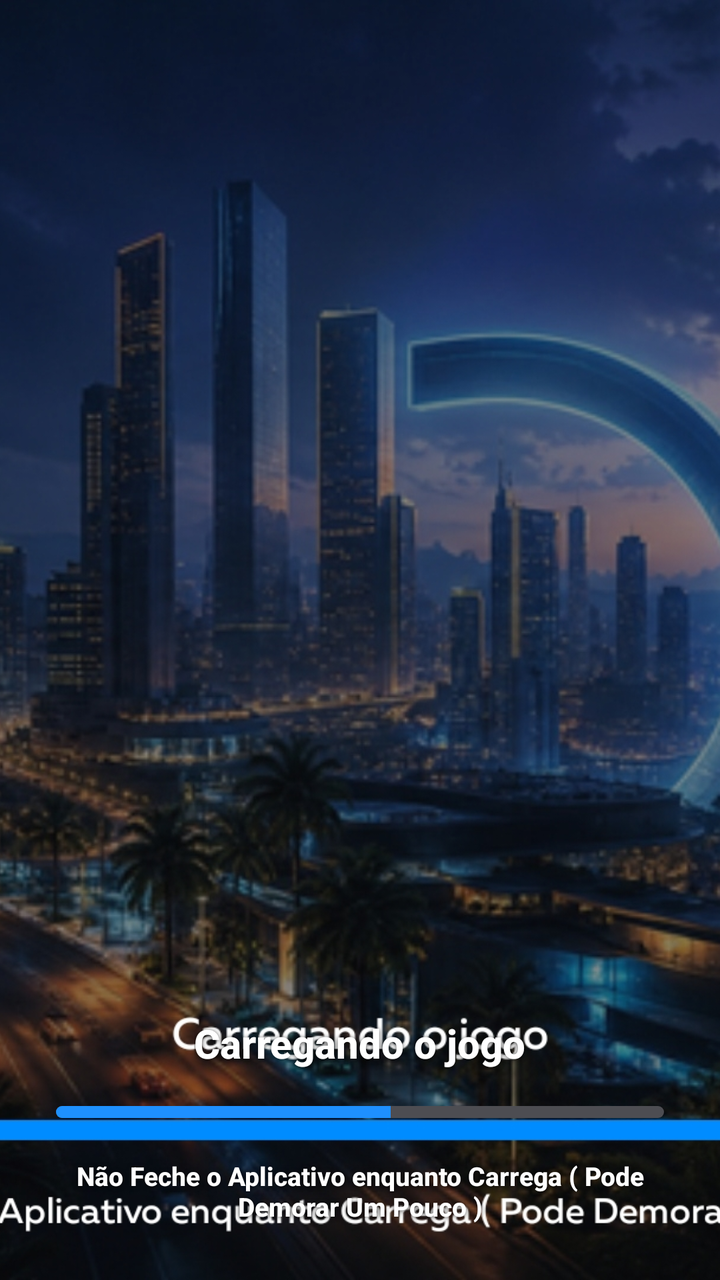
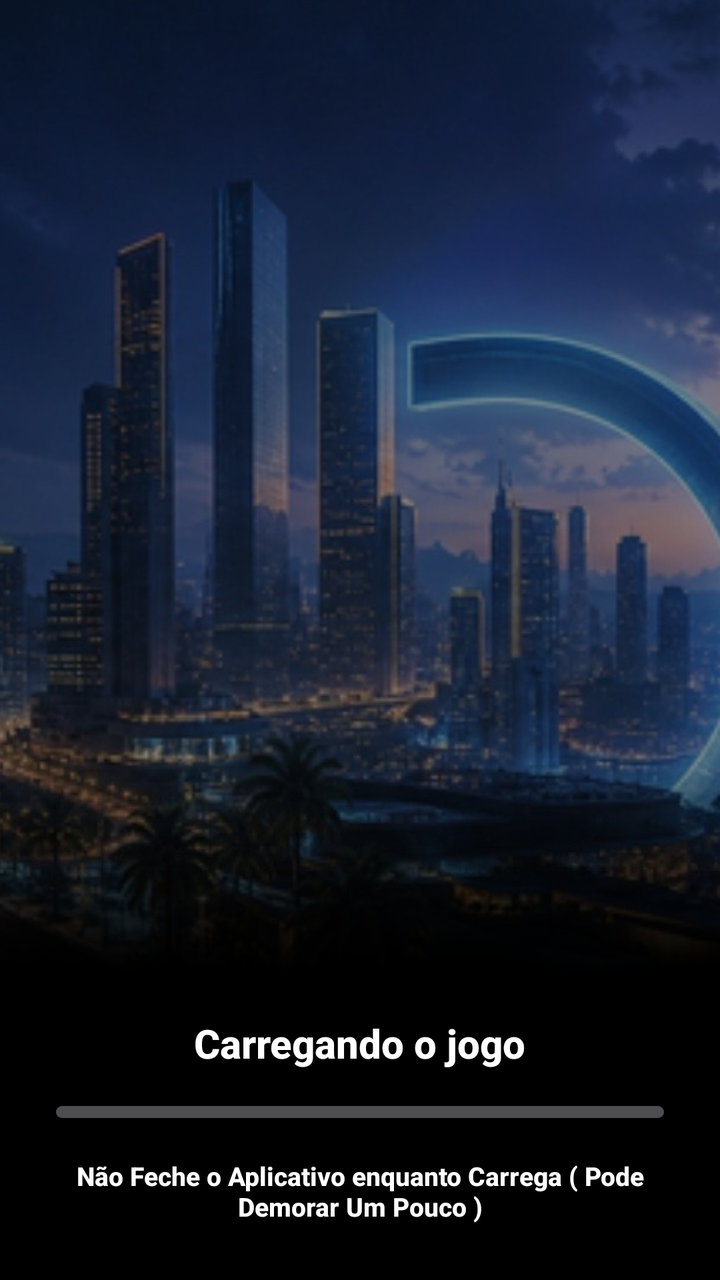

Before-and-after screenshots of an Android layout around one commit, followed by the original layout XML and the change that was made.
<!-- AndroidManifest.xml: application theme Theme.AppCompat.Light.NoActionBar.FullScreen -->
<!-- res/layout/loading_screen.xml -->
<?xml version="1.0" encoding="utf-8"?>
<androidx.constraintlayout.widget.ConstraintLayout xmlns:android="http://schemas.android.com/apk/res/android"
    xmlns:app="http://schemas.android.com/apk/res-auto"
    android:id="@+id/main_layout"
    android:layout_width="match_parent"
    android:layout_height="match_parent"
    android:background="#000000">

    
    <ImageView
        android:id="@+id/bg_image"
        android:layout_width="0dp"
        android:layout_height="0dp"
        android:scaleType="centerCrop"
        android:src="@drawable/bg_loading"
        app:layout_constraintTop_toTopOf="parent"
        app:layout_constraintBottom_toBottomOf="parent"
        app:layout_constraintStart_toStartOf="parent"
        app:layout_constraintEnd_toEndOf="parent" />

    
    <TextView
        android:id="@+id/txt_loading_label"
        android:layout_width="wrap_content"
        android:layout_height="wrap_content"
        android:layout_marginBottom="18dp"
        android:fontFamily="sans-serif-medium"
        android:text="Carregando o jogo"
        android:textColor="#FFFFFF"
        android:textSize="20sp"
        android:textStyle="bold"
        android:shadowColor="#B3000000"
        android:shadowRadius="6"
        android:shadowDx="0"
        android:shadowDy="1"
        app:layout_constraintBottom_toTopOf="@id/progress_bar"
        app:layout_constraintStart_toStartOf="parent"
        app:layout_constraintEnd_toEndOf="parent" />

    
    <ProgressBar
        android:id="@+id/progress_bar"
        style="?android:attr/progressBarStyleHorizontal"
        android:layout_width="0dp"
        android:layout_height="6dp"
        android:layout_marginStart="28dp"
        android:layout_marginEnd="28dp"
        android:layout_marginBottom="20dp"
        android:max="100"
        android:progress="55"
        android:progressDrawable="@drawable/bg_progress_bar"
        app:layout_constraintBottom_toTopOf="@id/txt_loading_hint"
        app:layout_constraintStart_toStartOf="parent"
        app:layout_constraintEnd_toEndOf="parent" />

    
    <TextView
        android:id="@+id/txt_loading_hint"
        android:layout_width="0dp"
        android:layout_height="wrap_content"
        android:layout_marginStart="24dp"
        android:layout_marginEnd="24dp"
        android:layout_marginBottom="28dp"
        android:fontFamily="sans-serif-medium"
        android:gravity="center"
        android:text="Não Feche o Aplicativo enquanto Carrega ( Pode Demorar Um Pouco )"
        android:textColor="#FFFFFF"
        android:textSize="13sp"
        android:textStyle="bold"
        android:shadowColor="#B3000000"
        android:shadowRadius="6"
        android:shadowDx="0"
        android:shadowDy="1"
        app:layout_constraintBottom_toBottomOf="parent"
        app:layout_constraintStart_toStartOf="parent"
        app:layout_constraintEnd_toEndOf="parent" />

</androidx.constraintlayout.widget.ConstraintLayout>
<!-- resources referenced by this layout -->
<resources>
  <!-- drawable bg_loading: jpg bitmap (drawable-nodpi, 875301 bytes) -->
  <!-- drawable bg_progress_bar (drawable) -->
  <?xml version="1.0" encoding="utf-8"?>
  <layer-list xmlns:android="http://schemas.android.com/apk/res/android">
      <item android:id="@android:id/background">
          <shape android:shape="rectangle">
              <solid android:color="#4D4D52"/>
              <corners android:radius="4dp"/>
          </shape>
      </item>
      <item android:id="@android:id/progress">
          <clip>
              <shape android:shape="rectangle">
                  <solid android:color="#1E90FF"/>
                  <corners android:radius="4dp"/>
              </shape>
          </clip>
      </item>
  </layer-list>
  <style name="Theme.AppCompat.Light.NoActionBar.FullScreen" parent="@style/Theme.AppCompat.Light.NoActionBar">
          <item name="android:windowNoTitle">true</item>
          <item name="android:windowActionBar">false</item>
          <item name="android:windowFullscreen">true</item>
          <item name="android:windowContentOverlay">@null</item>
          <item name="android:windowLayoutInDisplayCutoutMode">shortEdges</item>
      </style>
</resources>

<!-- the commit's change to res/layout/loading_screen.xml (unified diff, before → after) -->
@@ -47,7 +47,7 @@
         android:layout_marginEnd="28dp"
         android:layout_marginBottom="20dp"
         android:max="100"
-        android:progress="55"
+        android:progress="0"
         android:progressDrawable="@drawable/bg_progress_bar"
         app:layout_constraintBottom_toTopOf="@id/txt_loading_hint"
         app:layout_constraintStart_toStartOf="parent"
<!-- resource entries referenced after the edit -->
@@ -1,6 +1,6 @@
 <!-- resources referenced by this layout -->
 <resources>
-  <!-- drawable bg_loading: jpg bitmap (drawable-nodpi, 875301 bytes) -->
+  <!-- drawable bg_loading: jpg bitmap (drawable-nodpi, 205297 bytes) -->
   <!-- drawable bg_progress_bar (drawable) -->
   <?xml version="1.0" encoding="utf-8"?>
   <layer-list xmlns:android="http://schemas.android.com/apk/res/android">
